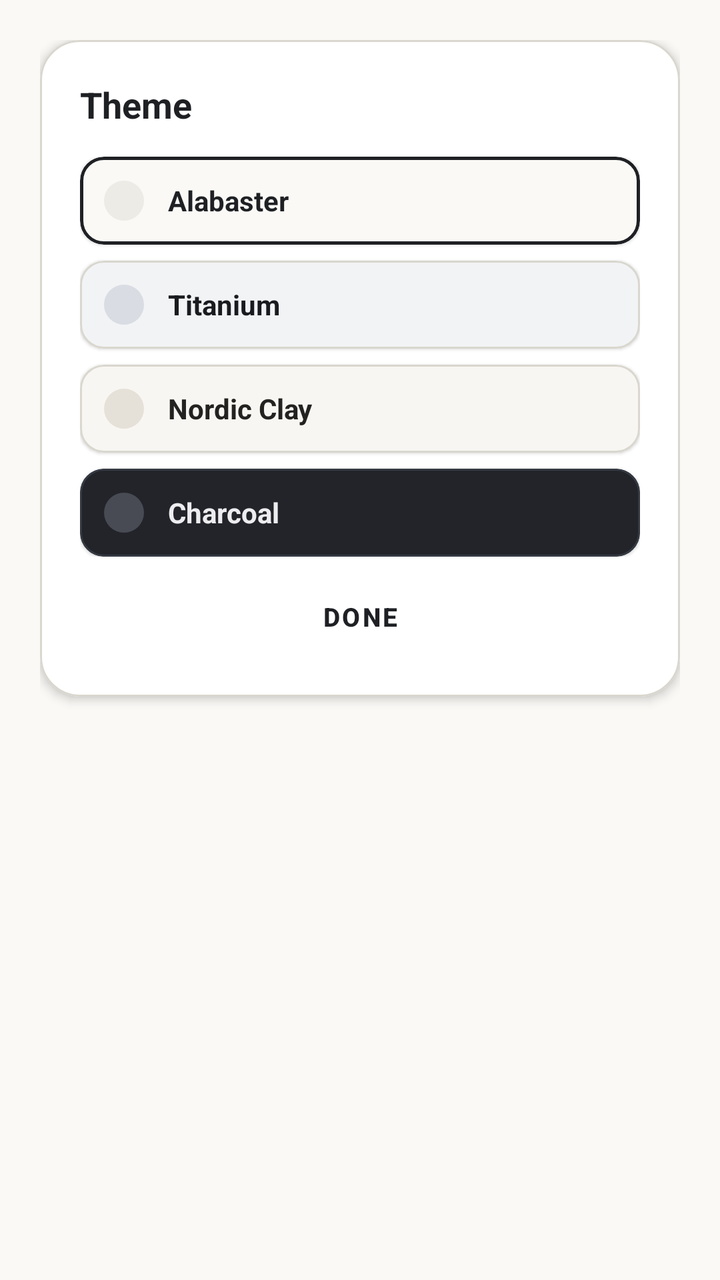
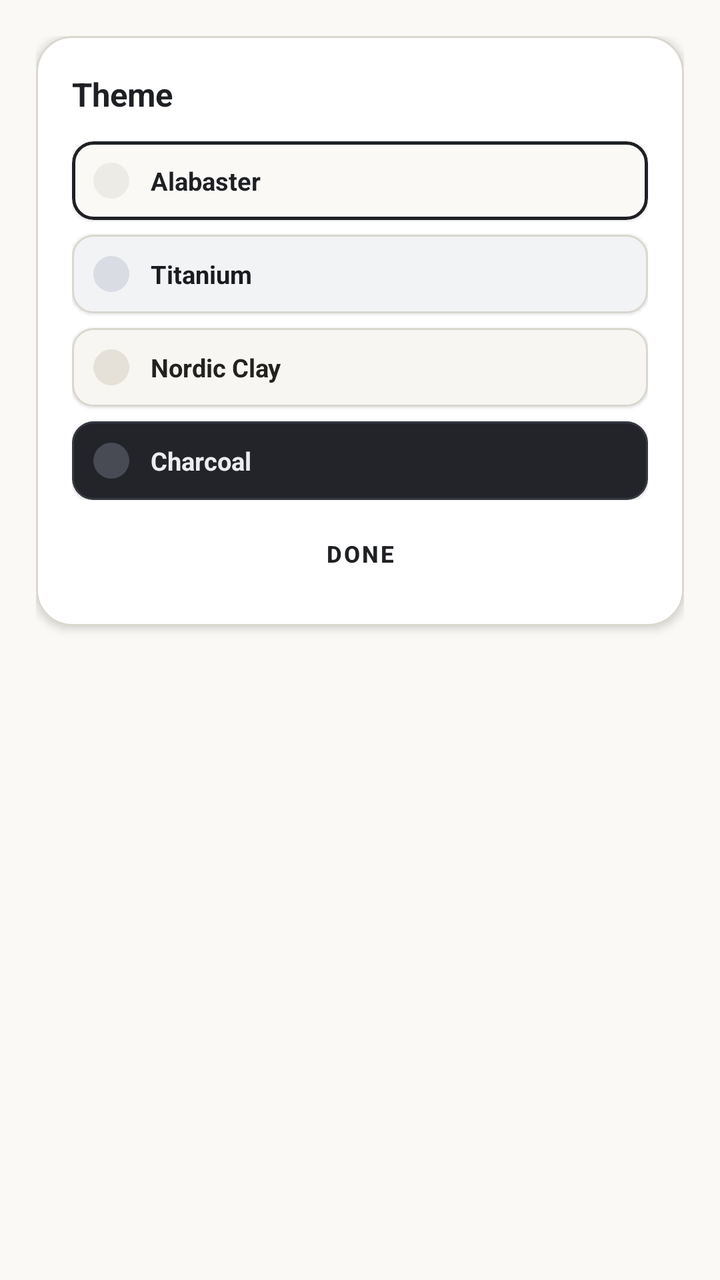

Before-and-after screenshots of an Android layout around one commit, followed by the original layout XML and the change that was made.
<!-- AndroidManifest.xml: application theme Theme.NumberBlocks -->
<!-- res/layout/dialog_theme_selector.xml -->
<?xml version="1.0" encoding="utf-8"?>
<LinearLayout xmlns:android="http://schemas.android.com/apk/res/android"
    xmlns:app="http://schemas.android.com/apk/res-auto"
    android:layout_width="match_parent"
    android:layout_height="wrap_content"
    android:background="@android:color/transparent"
    android:orientation="vertical"
    android:padding="20dp">

    <com.google.android.material.card.MaterialCardView
        android:layout_width="match_parent"
        android:layout_height="wrap_content"
        app:cardBackgroundColor="#FFFFFF"
        app:cardCornerRadius="20dp"
        app:cardElevation="3dp"
        app:strokeColor="#D9D7CE"
        app:strokeWidth="1dp">

        <LinearLayout
            android:layout_width="match_parent"
            android:layout_height="wrap_content"
            android:orientation="vertical"
            android:padding="20dp">

            <TextView
                android:layout_width="wrap_content"
                android:layout_height="wrap_content"
                android:text="Theme"
                android:textColor="#1E2024"
                android:textSize="18sp"
                android:textStyle="bold" />

            <LinearLayout
                android:layout_width="match_parent"
                android:layout_height="wrap_content"
                android:layout_marginTop="14dp"
                android:orientation="vertical">

                
                <com.google.android.material.card.MaterialCardView
                    android:id="@+id/card_theme_dark"
                    android:layout_width="match_parent"
                    android:layout_height="wrap_content"
                    android:layout_marginBottom="8dp"
                    app:cardBackgroundColor="#FAF9F6"
                    app:cardCornerRadius="12dp"
                    app:strokeColor="#1E2024"
                    app:strokeWidth="1.5dp">

                    <LinearLayout
                        android:layout_width="match_parent"
                        android:layout_height="wrap_content"
                        android:gravity="center_vertical"
                        android:orientation="horizontal"
                        android:padding="12dp">

                        <View
                            android:layout_width="20dp"
                            android:layout_height="20dp"
                            android:background="@drawable/circle_badge"
                            android:backgroundTint="#ECEBE5" />

                        <TextView
                            android:layout_width="wrap_content"
                            android:layout_height="wrap_content"
                            android:layout_marginStart="12dp"
                            android:text="Alabaster"
                            android:textColor="#1E2024"
                            android:textSize="14sp"
                            android:textStyle="bold" />
                    </LinearLayout>
                </com.google.android.material.card.MaterialCardView>

                
                <com.google.android.material.card.MaterialCardView
                    android:id="@+id/card_theme_light"
                    android:layout_width="match_parent"
                    android:layout_height="wrap_content"
                    android:layout_marginBottom="8dp"
                    app:cardBackgroundColor="#F2F3F5"
                    app:cardCornerRadius="12dp"
                    app:strokeColor="#D9D7CE"
                    app:strokeWidth="1dp">

                    <LinearLayout
                        android:layout_width="match_parent"
                        android:layout_height="wrap_content"
                        android:gravity="center_vertical"
                        android:orientation="horizontal"
                        android:padding="12dp">

                        <View
                            android:layout_width="20dp"
                            android:layout_height="20dp"
                            android:background="@drawable/circle_badge"
                            android:backgroundTint="#D9DCE3" />

                        <TextView
                            android:layout_width="wrap_content"
                            android:layout_height="wrap_content"
                            android:layout_marginStart="12dp"
                            android:text="Titanium"
                            android:textColor="#191B1F"
                            android:textSize="14sp"
                            android:textStyle="bold" />
                    </LinearLayout>
                </com.google.android.material.card.MaterialCardView>

                
                <com.google.android.material.card.MaterialCardView
                    android:id="@+id/card_theme_neon"
                    android:layout_width="match_parent"
                    android:layout_height="wrap_content"
                    android:layout_marginBottom="8dp"
                    app:cardBackgroundColor="#F8F6F2"
                    app:cardCornerRadius="12dp"
                    app:strokeColor="#D9D7CE"
                    app:strokeWidth="1dp">

                    <LinearLayout
                        android:layout_width="match_parent"
                        android:layout_height="wrap_content"
                        android:gravity="center_vertical"
                        android:orientation="horizontal"
                        android:padding="12dp">

                        <View
                            android:layout_width="20dp"
                            android:layout_height="20dp"
                            android:background="@drawable/circle_badge"
                            android:backgroundTint="#E6E1D8" />

                        <TextView
                            android:layout_width="wrap_content"
                            android:layout_height="wrap_content"
                            android:layout_marginStart="12dp"
                            android:text="Nordic Clay"
                            android:textColor="#242220"
                            android:textSize="14sp"
                            android:textStyle="bold" />
                    </LinearLayout>
                </com.google.android.material.card.MaterialCardView>

                
                <com.google.android.material.card.MaterialCardView
                    android:id="@+id/card_theme_pastel"
                    android:layout_width="match_parent"
                    android:layout_height="wrap_content"
                    app:cardBackgroundColor="#222429"
                    app:cardCornerRadius="12dp"
                    app:strokeColor="#353942"
                    app:strokeWidth="1dp">

                    <LinearLayout
                        android:layout_width="match_parent"
                        android:layout_height="wrap_content"
                        android:gravity="center_vertical"
                        android:orientation="horizontal"
                        android:padding="12dp">

                        <View
                            android:layout_width="20dp"
                            android:layout_height="20dp"
                            android:background="@drawable/circle_badge"
                            android:backgroundTint="#484B54" />

                        <TextView
                            android:layout_width="wrap_content"
                            android:layout_height="wrap_content"
                            android:layout_marginStart="12dp"
                            android:text="Charcoal"
                            android:textColor="#EDEDF0"
                            android:textSize="14sp"
                            android:textStyle="bold" />
                    </LinearLayout>
                </com.google.android.material.card.MaterialCardView>
            </LinearLayout>

            <Button
                android:id="@+id/btn_close_theme"
                style="@style/Widget.MaterialComponents.Button.TextButton"
                android:layout_width="match_parent"
                android:layout_height="40dp"
                android:layout_marginTop="10dp"
                android:text="Done"
                android:textColor="#1E2024"
                android:textSize="13sp"
                android:textStyle="bold" />

        </LinearLayout>
    </com.google.android.material.card.MaterialCardView>
</LinearLayout>
<!-- resources referenced by this layout -->
<resources>
  <!-- drawable circle_badge (drawable) -->
  <?xml version="1.0" encoding="utf-8"?>
  <shape xmlns:android="http://schemas.android.com/apk/res/android"
      android:shape="oval">
      <solid android:color="#FFFFFF" />
  </shape>
  <style name="Theme.NumberBlocks" parent="Theme.MaterialComponents.DayNight.NoActionBar">
          <item name="colorPrimary">@color/primary</item>
          <item name="colorPrimaryVariant">@color/primary_variant</item>
          <item name="colorSecondary">@color/secondary</item>
          <item name="android:statusBarColor">@color/background</item>
          <item name="android:navigationBarColor">@color/background</item>
          <item name="android:windowBackground">@color/background</item>
      </style>
  <color name="primary">#1E2024</color>
  <color name="primary_variant">#161719</color>
  <color name="secondary">#5A5D66</color>
  <color name="background">#FAF9F6</color>
</resources>

<!-- the commit's change to res/layout/dialog_theme_selector.xml (unified diff, before → after) -->
@@ -5,35 +5,35 @@
     android:layout_height="wrap_content"
     android:background="@android:color/transparent"
     android:orientation="vertical"
-    android:padding="20dp">
+    android:padding="@dimen/dp_20">
 
     <com.google.android.material.card.MaterialCardView
         android:layout_width="match_parent"
         android:layout_height="wrap_content"
         app:cardBackgroundColor="#FFFFFF"
-        app:cardCornerRadius="20dp"
-        app:cardElevation="3dp"
+        app:cardCornerRadius="@dimen/dp_20"
+        app:cardElevation="@dimen/dp_3"
         app:strokeColor="#D9D7CE"
-        app:strokeWidth="1dp">
+        app:strokeWidth="@dimen/dp_1">
 
         <LinearLayout
             android:layout_width="match_parent"
             android:layout_height="wrap_content"
             android:orientation="vertical"
-            android:padding="20dp">
+            android:padding="@dimen/dp_20">
 
             <TextView
                 android:layout_width="wrap_content"
                 android:layout_height="wrap_content"
                 android:text="Theme"
                 android:textColor="#1E2024"
-                android:textSize="18sp"
+                android:textSize="@dimen/sp_18"
                 android:textStyle="bold" />
 
             <LinearLayout
                 android:layout_width="match_parent"
                 android:layout_height="wrap_content"
-                android:layout_marginTop="14dp"
+                android:layout_marginTop="@dimen/dp_14"
                 android:orientation="vertical">
 
                 
@@ -41,32 +41,32 @@
                     android:id="@+id/card_theme_dark"
                     android:layout_width="match_parent"
                     android:layout_height="wrap_content"
-                    android:layout_marginBottom="8dp"
+                    android:layout_marginBottom="@dimen/dp_8"
                     app:cardBackgroundColor="#FAF9F6"
-                    app:cardCornerRadius="12dp"
+                    app:cardCornerRadius="@dimen/dp_12"
                     app:strokeColor="#1E2024"
-                    app:strokeWidth="1.5dp">
+                    app:strokeWidth="@dimen/dp_2">
 
                     <LinearLayout
                         android:layout_width="match_parent"
                         android:layout_height="wrap_content"
                         android:gravity="center_vertical"
                         android:orientation="horizontal"
-                        android:padding="12dp">
+                        android:padding="@dimen/dp_12">
 
                         <View
-                            android:layout_width="20dp"
-                            android:layout_height="20dp"
+                            android:layout_width="@dimen/dp_20"
+                            android:layout_height="@dimen/dp_20"
                             android:background="@drawable/circle_badge"
                             android:backgroundTint="#ECEBE5" />
 
                         <TextView
                             android:layout_width="wrap_content"
                             android:layout_height="wrap_content"
-                            android:layout_marginStart="12dp"
+                            android:layout_marginStart="@dimen/dp_12"
                             android:text="Alabaster"
                             android:textColor="#1E2024"
-                            android:textSize="14sp"
+                            android:textSize="@dimen/sp_14"
                             android:textStyle="bold" />
                     </LinearLayout>
                 </com.google.android.material.card.MaterialCardView>
@@ -76,32 +76,32 @@
                     android:id="@+id/card_theme_light"
                     android:layout_width="match_parent"
                     android:layout_height="wrap_content"
-                    android:layout_marginBottom="8dp"
+                    android:layout_marginBottom="@dimen/dp_8"
                     app:cardBackgroundColor="#F2F3F5"
-                    app:cardCornerRadius="12dp"
+                    app:cardCornerRadius="@dimen/dp_12"
                     app:strokeColor="#D9D7CE"
-                    app:strokeWidth="1dp">
+                    app:strokeWidth="@dimen/dp_1">
 
                     <LinearLayout
                         android:layout_width="match_parent"
                         android:layout_height="wrap_content"
                         android:gravity="center_vertical"
                         android:orientation="horizontal"
-                        android:padding="12dp">
+                        android:padding="@dimen/dp_12">
 
                         <View
-                            android:layout_width="20dp"
-                            android:layout_height="20dp"
+                            android:layout_width="@dimen/dp_20"
+                            android:layout_height="@dimen/dp_20"
                             android:background="@drawable/circle_badge"
                             android:backgroundTint="#D9DCE3" />
 
                         <TextView
                             android:layout_width="wrap_content"
                             android:layout_height="wrap_content"
-                            android:layout_marginStart="12dp"
+                            android:layout_marginStart="@dimen/dp_12"
                             android:text="Titanium"
                             android:textColor="#191B1F"
-                            android:textSize="14sp"
+                            android:textSize="@dimen/sp_14"
                             android:textStyle="bold" />
                     </LinearLayout>
                 </com.google.android.material.card.MaterialCardView>
@@ -111,32 +111,32 @@
                     android:id="@+id/card_theme_neon"
                     android:layout_width="match_parent"
                     android:layout_height="wrap_content"
-                    android:layout_marginBottom="8dp"
+                    android:layout_marginBottom="@dimen/dp_8"
                     app:cardBackgroundColor="#F8F6F2"
-                    app:cardCornerRadius="12dp"
+                    app:cardCornerRadius="@dimen/dp_12"
                     app:strokeColor="#D9D7CE"
-                    app:strokeWidth="1dp">
+                    app:strokeWidth="@dimen/dp_1">
 
                     <LinearLayout
                         android:layout_width="match_parent"
                         android:layout_height="wrap_content"
                         android:gravity="center_vertical"
                         android:orientation="horizontal"
-                        android:padding="12dp">
+                        android:padding="@dimen/dp_12">
 
                         <View
-                            android:layout_width="20dp"
-                            android:layout_height="20dp"
+                            android:layout_width="@dimen/dp_20"
+                            android:layout_height="@dimen/dp_20"
                             android:background="@drawable/circle_badge"
                             android:backgroundTint="#E6E1D8" />
 
                         <TextView
                             android:layout_width="wrap_content"
                             android:layout_height="wrap_content"
-                            android:layout_marginStart="12dp"
+                            android:layout_marginStart="@dimen/dp_12"
                             android:text="Nordic Clay"
                             android:textColor="#242220"
-                            android:textSize="14sp"
+                            android:textSize="@dimen/sp_14"
                             android:textStyle="bold" />
                     </LinearLayout>
                 </com.google.android.material.card.MaterialCardView>
@@ -147,30 +147,30 @@
                     android:layout_width="match_parent"
                     android:layout_height="wrap_content"
                     app:cardBackgroundColor="#222429"
-                    app:cardCornerRadius="12dp"
+                    app:cardCornerRadius="@dimen/dp_12"
                     app:strokeColor="#353942"
-                    app:strokeWidth="1dp">
+                    app:strokeWidth="@dimen/dp_1">
 
                     <LinearLayout
                         android:layout_width="match_parent"
                         android:layout_height="wrap_content"
                         android:gravity="center_vertical"
                         android:orientation="horizontal"
-                        android:padding="12dp">
+                        android:padding="@dimen/dp_12">
 
                         <View
-                            android:layout_width="20dp"
-                            android:layout_height="20dp"
+                            android:layout_width="@dimen/dp_20"
+                            android:layout_height="@dimen/dp_20"
                             android:background="@drawable/circle_badge"
                             android:backgroundTint="#484B54" />
 
                         <TextView
                             android:layout_width="wrap_content"
                             android:layout_height="wrap_content"
-                            android:layout_marginStart="12dp"
+                            android:layout_marginStart="@dimen/dp_12"
                             android:text="Charcoal"
                             android:textColor="#EDEDF0"
-                            android:textSize="14sp"
+                            android:textSize="@dimen/sp_14"
                             android:textStyle="bold" />
                     </LinearLayout>
                 </com.google.android.material.card.MaterialCardView>
@@ -180,11 +180,11 @@
                 android:id="@+id/btn_close_theme"
                 style="@style/Widget.MaterialComponents.Button.TextButton"
                 android:layout_width="match_parent"
-                android:layout_height="40dp"
-                android:layout_marginTop="10dp"
+                android:layout_height="@dimen/dp_40"
+                android:layout_marginTop="@dimen/dp_10"
                 android:text="Done"
                 android:textColor="#1E2024"
-                android:textSize="13sp"
+                android:textSize="@dimen/sp_13"
                 android:textStyle="bold" />
 
         </LinearLayout>
<!-- resource entries referenced after the edit -->
@@ -1,5 +1,17 @@
 <!-- resources referenced by this layout -->
 <resources>
+  <dimen name="dp_1">1.00dp</dimen>
+  <dimen name="dp_10">10.00dp</dimen>
+  <dimen name="dp_12">12.00dp</dimen>
+  <dimen name="dp_14">14.00dp</dimen>
+  <dimen name="dp_2">2.00dp</dimen>
+  <dimen name="dp_20">20.00dp</dimen>
+  <dimen name="dp_3">3.00dp</dimen>
+  <dimen name="dp_40">40.00dp</dimen>
+  <dimen name="dp_8">8.00dp</dimen>
+  <dimen name="sp_13">13.00sp</dimen>
+  <dimen name="sp_14">14.00sp</dimen>
+  <dimen name="sp_18">18.00sp</dimen>
   <!-- drawable circle_badge (drawable) -->
   <?xml version="1.0" encoding="utf-8"?>
   <shape xmlns:android="http://schemas.android.com/apk/res/android"
